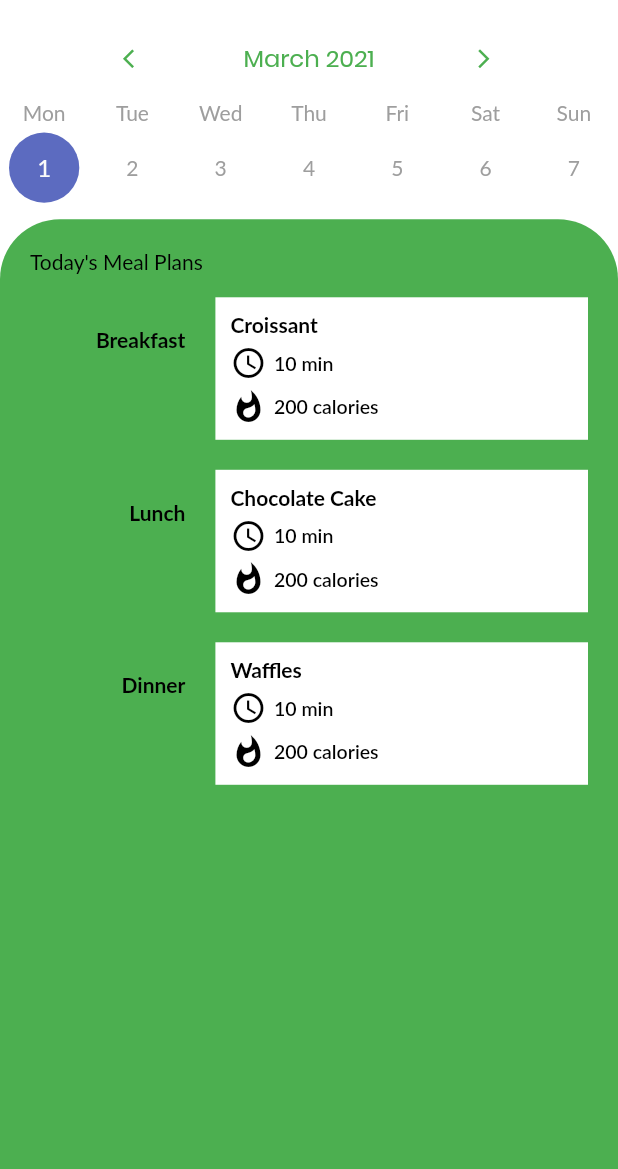
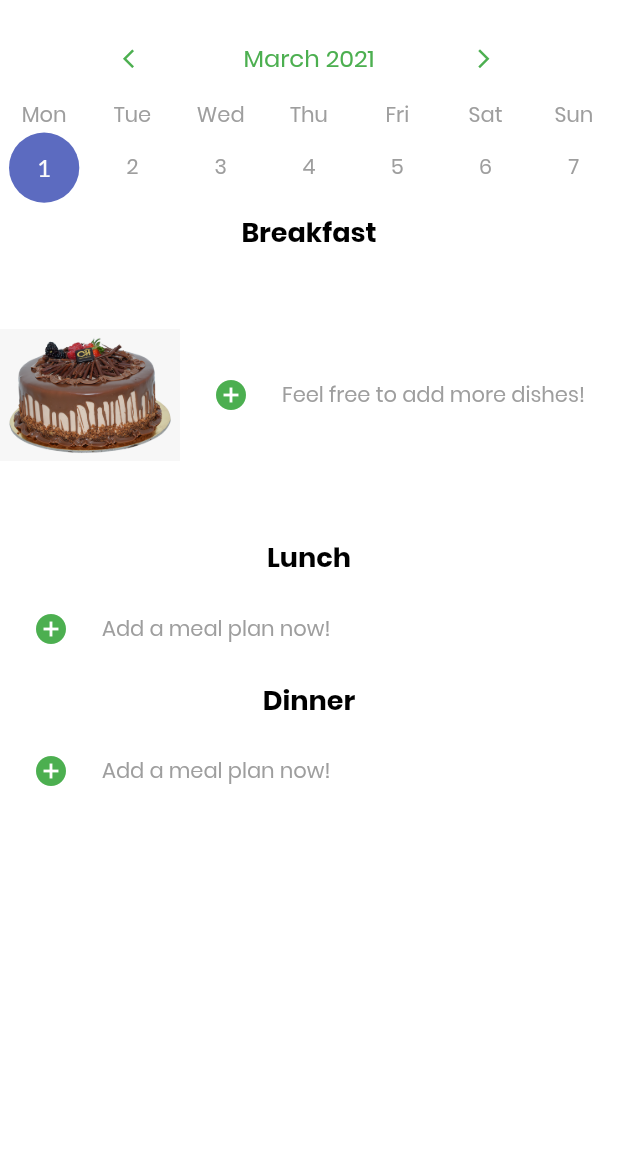
Before and after one commit to blankshiro/CS206-Procery, a Flutter app: the MealPlanner screen opened directly, on a phone screen of 412 x 824 dp, the part 67-1236 px from its top. Run offline on Flutter 3.47's test engine with Material 2 defaults, Android fonts, the phone set to English and light mode, and no system bars; drawn by our look-alikes of table_calendar; our stand-ins replace auto_route, google_fonts, hive, page_transition; accounts and stored records are empty; generated files the repository leaves out were written again; Roboto replaces fonts that are missing (Lato).

Commit message:
added mealplanner select recipe buffer (WIP), edited styles n other pages (mealplanner WIP)

```diff
--- a/lib/src/screens/mealplanner/MealPlanner.dart
+++ b/lib/src/screens/mealplanner/MealPlanner.dart
@@ -8,18 +8,6 @@ import 'package:page_transition/page_transition.dart';
 // import './unused/Dashboard.dart';
 import 'package:table_calendar/table_calendar.dart';
 
-// class mealplanner extends StatelessWidget {
-//   @override
-//   Widget build(BuildContext context) {
-//     return MaterialApp(
-//       debugShowCheckedModeBanner: false,
-//       home: mealplanner(),
-//       theme: ThemeData(
-//           fontFamily: 'Poppins'
-//       ),
-//     );
-//   }
-// }
 class MealPlanner extends StatefulWidget {
   @override
   _MealPlannerState createState() => _MealPlannerState();
@@ -68,135 +56,98 @@ class _MealPlannerState extends State<MealPlanner> {
               rightChevronMargin: EdgeInsets.only(right: 70),
             ),
             calendarStyle: CalendarStyle(
-                weekendStyle: TextStyle(
-                    color: Colors.grey
-                ),
-                weekdayStyle: TextStyle(
-                    color: Colors.grey
-                )
+                weekendStyle: GoogleFonts.poppins(
+                    fontSize: 14, fontWeight: FontWeight.normal, color:Colors.grey),
+                weekdayStyle:  GoogleFonts.poppins(
+                    fontSize: 14, fontWeight: FontWeight.normal, color:Colors.grey)
             ),
             daysOfWeekStyle: DaysOfWeekStyle(
-                weekendStyle: TextStyle(
-                    color: Colors.grey
-                ),
-                weekdayStyle: TextStyle(
-                    color: Colors.grey
-                )
+                weekendStyle:  GoogleFonts.poppins(
+                    fontSize: 14, fontWeight: FontWeight.normal, color:Colors.grey),
+                weekdayStyle:  GoogleFonts.poppins(
+                    fontSize: 14, fontWeight: FontWeight.normal, color:Colors.grey)
             ),
           ),
-          SizedBox(height: 5,),
-          Expanded(
-            child: Container(
-              padding: EdgeInsets.all(20),
-              decoration: BoxDecoration(
-                  borderRadius: BorderRadius.only(topLeft: Radius.circular(40), topRight: Radius.circular(40)),
-                  color: Colors.green
-              ),
-              child: Container(
-                child: SingleChildScrollView(
-                  child: Column(
-                    children: [
-                      Row(
-                        children: [
-                          Text("Today's Meal Plans", style: TextStyle(
-                              color: Colors.black,
-                          ),)
-                        ],
-                      ),
-                      SizedBox(height: 15,),
-                      Column(
-                        children: [
-                          dayTask("Breakfast", "Croissant"),
-                          dayTask("Lunch", "Chocolate Cake"),
-                          dayTask("Dinner", "Waffles"),
-                        ],
+          Text('Breakfast', style: GoogleFonts.poppins(
+              fontSize: 18, fontWeight: FontWeight.bold, color:Colors.black)),
+          Align(
+              alignment: Alignment.centerLeft,
+              child: Row(
+                children: [
+                  Container(
+                    height: 190,
+                    child: Image(image: AssetImage('assets/images/cake_1.png'), width: 120,)
+                  ),
+                  Container(
+                      padding: EdgeInsets.all(10.0),
+                      child: IconButton(
+                          onPressed: () {},
+                          icon: Icon(Icons.add_circle),
+                          color: Colors.green
                       )
-                    ],
                   ),
-                ),
-              ),
-            ),
-          )
+                  Text('Feel free to add more dishes!', style: GoogleFonts.poppins(
+                      fontSize: 14, fontWeight: FontWeight.normal, color:Colors.grey)),
+                ],
+              )
+          ),
+          Text('Lunch', style: GoogleFonts.poppins(
+              fontSize: 18, fontWeight: FontWeight.bold, color:Colors.black)),
+          Align(
+              alignment: Alignment.centerLeft,
+              child: Row(
+                children: [
+                  Container(
+                      padding: EdgeInsets.all(10.0),
+                      child: IconButton(
+                          onPressed: () {},
+                          icon: Icon(Icons.add_circle),
+                          color: Colors.green
+                      )
+
+                    // Text('Breakfast', style: GoogleFonts.poppins(
+                    //     fontSize: 22, fontWeight: FontWeight.bold, color:Colors.black))
+                  ),
+                  Text('Add a meal plan now!', style: GoogleFonts.poppins(
+                      fontSize: 14, fontWeight: FontWeight.normal, color:Colors.grey)),
+                ],
+              )
+          ),
+          Text('Dinner', style: GoogleFonts.poppins(
+              fontSize: 18, fontWeight: FontWeight.bold, color:Colors.black)),
+          Align(
+              alignment: Alignment.centerLeft,
+              child: Row(
+                children: [
+                  Container(
+                      padding: EdgeInsets.all(10.0),
+                      child: IconButton(
+                          onPressed: () {},
+                          icon: Icon(Icons.add_circle),
+                          color: Colors.green
+                      )
+
+                    // Text('Breakfast', style: GoogleFonts.poppins(
+                    //     fontSize: 22, fontWeight: FontWeight.bold, color:Colors.black))
+                  ),
+                  Text('Add a meal plan now!', style: GoogleFonts.poppins(
+                      fontSize: 14, fontWeight: FontWeight.normal, color:Colors.grey)),
+                ],
+              )
+            // child: Row(Container(
+            //     padding: EdgeInsets.all(20.0),
+            //     child: Text('Breakfast', style: TextStyle(
+            //         fontFamily: 'Poppins',
+            //         fontSize: 18,
+            //         fontWeight: FontWeight.bold,
+            //         color: Colors.black),
+            //         textAlign: TextAlign.left)),
+            // ))
+            //
+
+          ),
         ],
       ),
     );
   }
-
-  Row dayTask(String time, String name)
-  {
-    return Row(
-      crossAxisAlignment: CrossAxisAlignment.start,
-      children: [
-        Container(
-          padding: EdgeInsets.all(20),
-          width: MediaQuery.of(context).size.width*0.3,
-          child: Text(time, style: TextStyle(
-            color: Colors.black,
-            fontWeight: FontWeight.w700,
-          ), textAlign: TextAlign.right,),
-        ),
-        Expanded(
-          child: Container(
-            margin: EdgeInsets.only(bottom: 20),
-            padding: EdgeInsets.all(10),
-            color: Colors.white,
-            child: Column(
-              crossAxisAlignment: CrossAxisAlignment.start,
-              children: [
-                Text(name, style: TextStyle(
-                    color: Colors.black,
-                    fontWeight: FontWeight.w700
-                ),),
-                SizedBox(height: 5,),
-                Row(
-                  crossAxisAlignment: CrossAxisAlignment.center,
-                  children: [
-                    Icon(Icons.access_time_outlined, color: Colors.black,),
-                    SizedBox(width: 5,),
-                    Text("10 min", style: TextStyle(
-                        color: Colors.black,
-                        fontSize: 13,
-                        fontWeight: FontWeight.w600
-                    ),)
-                  ],
-                ),
-                SizedBox(height: 5,),
-                Row(
-                  crossAxisAlignment: CrossAxisAlignment.center,
-                  children: [
-                    Icon(Icons.whatshot, color: Colors.black,),
-                    SizedBox(width: 5,),
-                    Text('200 calories', style: TextStyle(
-                        color: Colors.black,
-                        fontSize: 13,
-                        fontWeight: FontWeight.w600
-                    ),)
-                  ],
-                ),
-                // SizedBox(
-                //   height: 15,
-                // ),
-                // Row(
-                //   children: [
-                //     Icon(Icons.whatshot, color: Colors.black,),
-                //     SizedBox(width: 5,),
-                //     Icon(Icons.access_time, color: Colors.black,),
-                //     Expanded(
-                //       child: Container(),
-                //     ),
-                //     Text("\$50", style: TextStyle(
-                //         color: Colors.black,
-                //         fontSize: 16,
-                //         fontWeight: FontWeight.w600
-                //     ),)
-                //   ],
-                // )
-
-              ],
-            ),
-          ),
-        )
-      ],
-    );
-  }
 }
--- a/lib/src/screens/mealplanner/MealPlannerInitial.dart
+++ b/lib/src/screens/mealplanner/MealPlannerInitial.dart
@@ -1,4 +1,6 @@
 import 'package:Procery/src/screens/mealplanner/MealPlanner.dart';
+import 'package:Procery/src/screens/mealplanner/MealPlannerSelectRecipe.dart';
+import 'package:Procery/src/shared/styles.dart';
 import 'package:flutter/material.dart';
 import 'package:google_fonts/google_fonts.dart';
 // import '../shared/styles.dart';
@@ -30,13 +32,11 @@ class _MealPlannerInitialState extends State<MealPlannerInitial> {
   CalendarController _calendarController;
   @override
   void initState() {
-    // TODO: implement initState
     super.initState();
     _calendarController = CalendarController();
   }
   @override
   void dispose() {
-    // TODO: implement dispose
     _calendarController.dispose();
     super.dispose();
   }
@@ -44,15 +44,14 @@ class _MealPlannerInitialState extends State<MealPlannerInitial> {
   Widget build(BuildContext context) {
     return Scaffold(
       backgroundColor: Colors.white,
-      appBar: AppBar(
-        elevation: 0,
-        backgroundColor: Colors.transparent,
-        title: Text("Meal Planner", style: GoogleFonts.poppins(
-            fontSize: 22, fontWeight: FontWeight.bold, color:Colors.black),
-        ),
-      ),
+      // appBar: AppBar(
+      //   elevation: 0,
+      //   backgroundColor: Colors.transparent,
+      //   title: buildTextTitleVariation('Meal Plannerzzzxc'),
+      // ),
       body: Column(
         children: [
+          buildTextTitleVariation('Meal Planner'),
           TableCalendar(
             calendarController: _calendarController,
             initialCalendarFormat: CalendarFormat.week,
@@ -93,30 +92,16 @@ class _MealPlannerInitialState extends State<MealPlannerInitial> {
                     onPressed: () {
                       Navigator.push(
                       context,
-                      MaterialPageRoute(builder: (context) => MealPlanner()),
+                      MaterialPageRoute(builder: (context) => MealPlannerSelectRecipe()),
                     );},
-                    icon: Icon(Icons.add),
+                    icon: Icon(Icons.add_circle),
                     color: Colors.green
                   )
-
-                  // Text('Breakfast', style: GoogleFonts.poppins(
-                  //     fontSize: 22, fontWeight: FontWeight.bold, color:Colors.black))
                 ),
                 Text('Add a meal plan now!', style: GoogleFonts.poppins(
                     fontSize: 14, fontWeight: FontWeight.normal, color:Colors.grey)),
               ],
             )
-            // child: Row(Container(
-            //     padding: EdgeInsets.all(20.0),
-            //     child: Text('Breakfast', style: TextStyle(
-            //         fontFamily: 'Poppins',
-            //         fontSize: 18,
-            //         fontWeight: FontWeight.bold,
-            //         color: Colors.black),
-            //         textAlign: TextAlign.left)),
-            // ))
-            //
-
           ),
           Text('Lunch', style: GoogleFonts.poppins(
               fontSize: 18, fontWeight: FontWeight.bold, color:Colors.black)),
@@ -130,9 +115,9 @@ class _MealPlannerInitialState extends State<MealPlannerInitial> {
                           onPressed: () {
                             Navigator.push(
                               context,
-                              MaterialPageRoute(builder: (context) => MealPlanner()),
+                              MaterialPageRoute(builder: (context) => MealPlannerSelectRecipe()),
                             );},
-                          icon: Icon(Icons.add),
+                          icon: Icon(Icons.add_circle),
                           color: Colors.green
                       )
 
@@ -167,9 +152,9 @@ class _MealPlannerInitialState extends State<MealPlannerInitial> {
                           onPressed: () {
                             Navigator.push(
                               context,
-                              MaterialPageRoute(builder: (context) => MealPlanner()),
+                              MaterialPageRoute(builder: (context) => MealPlannerSelectRecipe()),
                             );},
-                          icon: Icon(Icons.add),
+                          icon: Icon(Icons.add_circle),
                           color: Colors.green
                       )
 
```
Also changed, not shown: lib/src/screens/mealplanner/MealPlannerSelectRecipe.dart (added, +79 -0 lines), lib/src/shared/styles.dart (+31 -33 lines), 1 other file.
